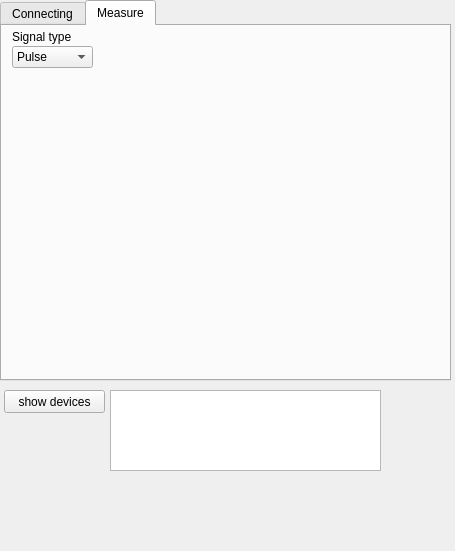
Old version of the form gui/connecting_measuse.ui in the repository AleX-PirS/test_stand.
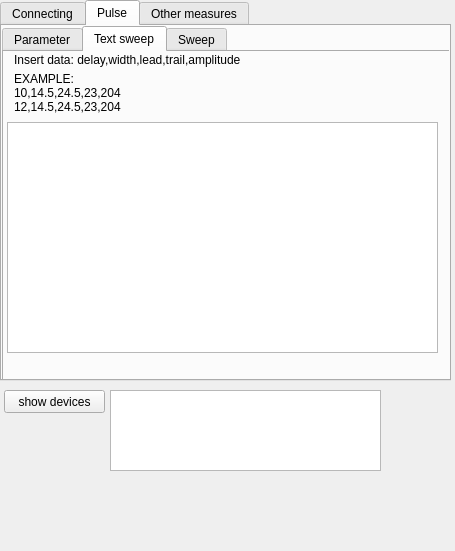
New version of the form.

```diff
--- a/gui/connecting_measuse.ui
+++ b/gui/connecting_measuse.ui
@@ -23,6 +23,9 @@
       <height>381</height>
      </rect>
     </property>
+    <property name="tabPosition">
+     <enum>QTabWidget::North</enum>
+    </property>
     <property name="currentIndex">
      <number>1</number>
     </property>
@@ -336,8 +339,92 @@
     </widget>
     <widget class="QWidget" name="measure_tab">
      <attribute name="title">
-      <string>Measure</string>
+      <string>Pulse</string>
      </attribute>
+     <widget class="QTabWidget" name="tabWidget_2">
+      <property name="geometry">
+       <rect>
+        <x>0</x>
+        <y>0</y>
+        <width>451</width>
+        <height>361</height>
+       </rect>
+      </property>
+      <property name="currentIndex">
+       <number>1</number>
+      </property>
+      <widget class="QWidget" name="tab_2">
+       <attribute name="title">
+        <string>Parameter</string>
+       </attribute>
+      </widget>
+      <widget class="QWidget" name="tab_3">
+       <attribute name="title">
+        <string>Text sweep</string>
+       </attribute>
+       <widget class="QPlainTextEdit" name="plainTextEdit_2">
+        <property name="geometry">
+         <rect>
+          <x>3</x>
+          <y>70</y>
+          <width>431</width>
+          <height>231</height>
+         </rect>
+        </property>
+       </widget>
+       <widget class="QLabel" name="label_8">
+        <property name="geometry">
+         <rect>
+          <x>10</x>
+          <y>0</y>
+          <width>291</width>
+          <height>16</height>
+         </rect>
+        </property>
+        <property name="text">
+         <string>Insert data: delay,width,lead,trail,amplitude&lt;new line&gt;</string>
+        </property>
+       </widget>
+       <widget class="QLabel" name="label_9">
+        <property name="geometry">
+         <rect>
+          <x>10</x>
+          <y>20</y>
+          <width>291</width>
+          <height>41</height>
+         </rect>
+        </property>
+        <property name="text">
+         <string>EXAMPLE:
+10,14.5,24.5,23,204
+12,14.5,24.5,23,204</string>
+        </property>
+       </widget>
+      </widget>
+      <widget class="QWidget" name="tab_4">
+       <attribute name="title">
+        <string>Sweep</string>
+       </attribute>
+      </widget>
+     </widget>
+    </widget>
+    <widget class="QWidget" name="tab">
+     <attribute name="title">
+      <string>Other measures</string>
+     </attribute>
+     <widget class="QLabel" name="label_7">
+      <property name="geometry">
+       <rect>
+        <x>10</x>
+        <y>0</y>
+        <width>81</width>
+        <height>21</height>
+       </rect>
+      </property>
+      <property name="text">
+       <string>Signal type</string>
+      </property>
+     </widget>
      <widget class="QComboBox" name="signals_box">
       <property name="geometry">
        <rect>
@@ -347,11 +434,6 @@
         <height>22</height>
        </rect>
       </property>
-      <item>
-       <property name="text">
-        <string>Pulse</string>
-       </property>
-      </item>
       <item>
        <property name="text">
         <string>Sine</string>
@@ -378,19 +460,6 @@
        </property>
       </item>
      </widget>
-     <widget class="QLabel" name="label_7">
-      <property name="geometry">
-       <rect>
-        <x>10</x>
-        <y>0</y>
-        <width>81</width>
-        <height>21</height>
-       </rect>
-      </property>
-      <property name="text">
-       <string>Signal type</string>
-      </property>
-     </widget>
     </widget>
    </widget>
    <widget class="QPlainTextEdit" name="plainTextEdit">
```
